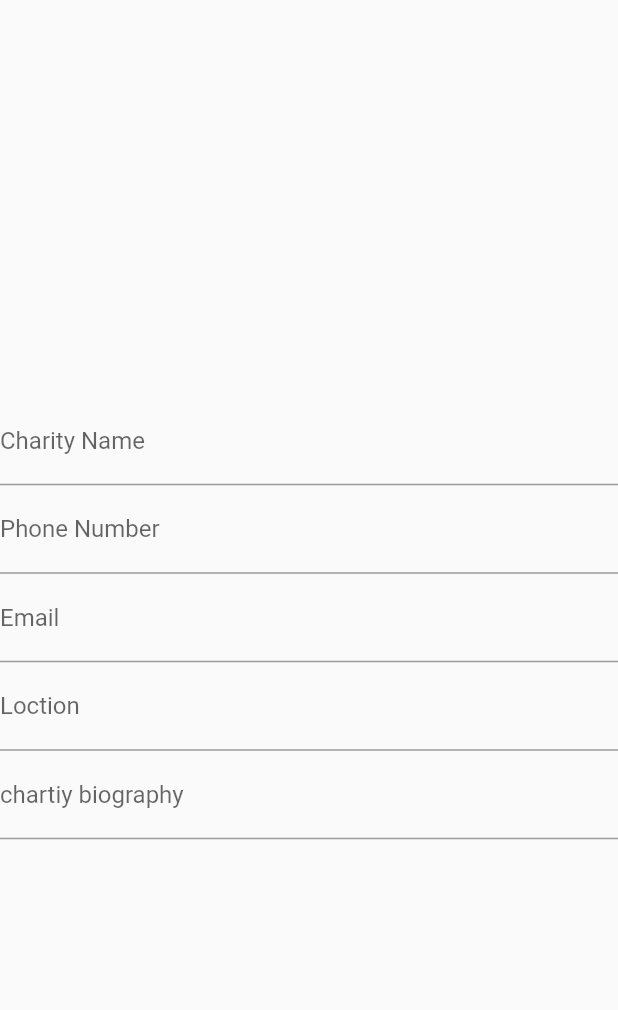
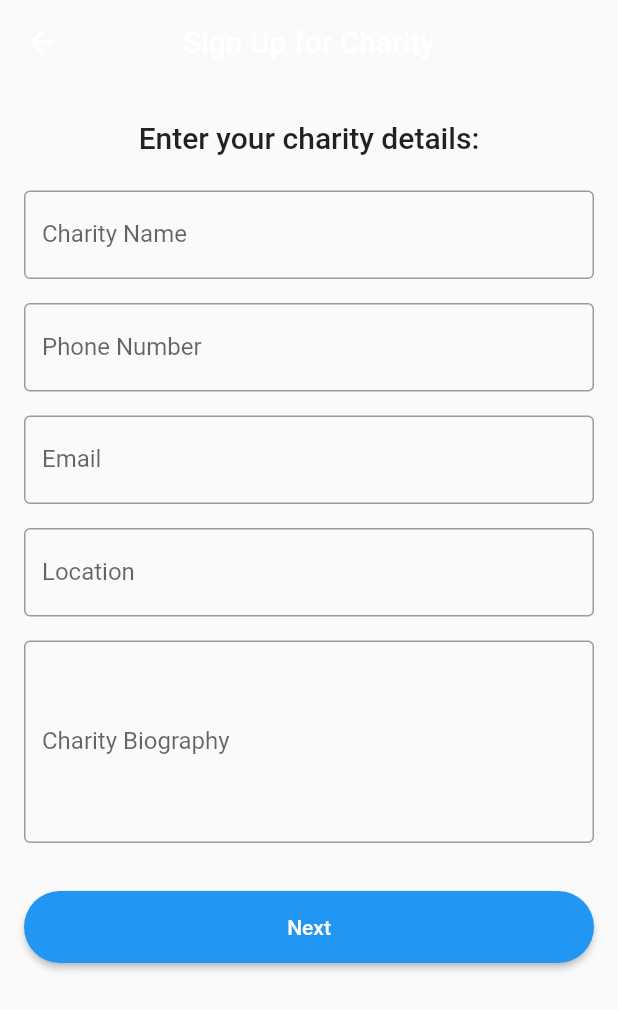
Before and after one commit to abu3athab/amal, a Flutter app: the SignUpChartiy screen opened directly, on a phone screen of 412 x 824 dp. Shown: the top 1010 px of the screen. Run offline on Flutter 3.47's test engine with Material 2 defaults, Android fonts, the phone set to English and light mode, and no system bars; missing offline and left inert: dart:ffi.

Commit message:
finished SingUpCharity.dart

```diff
--- a/lib/sign up/signUpCharity.dart
+++ b/lib/sign up/signUpCharity.dart
@@ -1,31 +1,152 @@
 import 'package:flutter/material.dart';
 
-class SignUpChartiy extends StatelessWidget {
-  const SignUpChartiy({super.key});
+class SignUpChartiy extends StatefulWidget {
+  const SignUpChartiy({Key? key}) : super(key: key);
+
+  @override
+  State<SignUpChartiy> createState() => _SignUpChartiyState();
+}
+
+class _SignUpChartiyState extends State<SignUpChartiy> {
+  final _formKey = GlobalKey<FormState>();
+  final _charityNameController = TextEditingController();
+  final _phoneNumberController = TextEditingController();
+  final _emailController = TextEditingController();
+  final _locationController = TextEditingController();
+  final _bioController = TextEditingController();
+
+  @override
+  void dispose() {
+    _charityNameController.dispose();
+    _phoneNumberController.dispose();
+    _emailController.dispose();
+    _locationController.dispose();
+    _bioController.dispose();
+    super.dispose();
+  }
 
   @override
   Widget build(BuildContext context) {
+    final theme = Theme.of(context);
+    final mediaQuery = MediaQuery.of(context);
+    final height = mediaQuery.size.height;
+    final width = mediaQuery.size.width;
+
     return Scaffold(
-      body: Column(
-        mainAxisAlignment: MainAxisAlignment.center,
-
-        children: const [
-        TextField(
-          decoration: InputDecoration(labelText: 'Charity Name'),
+      appBar: AppBar(
+        title: Text('Sign Up for Charity'),
+        centerTitle: true,
+        backgroundColor: Colors.transparent,
+        elevation: 0,
+      ),
+      body: SingleChildScrollView(
+        child: Container(
+          height: height - AppBar().preferredSize.height - mediaQuery.padding.top,
+          padding: const EdgeInsets.symmetric(horizontal: 16, vertical: 24),
+          child: Form(
+            key: _formKey,
+            child: Column(
+              crossAxisAlignment: CrossAxisAlignment.stretch,
+              children: [
+                Text(
+                  'Enter your charity details:',
+                  style: theme.textTheme.headline6,
+                  textAlign: TextAlign.center,
+                ),
+                const SizedBox(height: 24),
+                TextFormField(
+                  controller: _charityNameController,
+                  decoration: InputDecoration(
+                    labelText: 'Charity Name',
+                    border: OutlineInputBorder(),
+                  ),
+                  validator: (value) {
+                    if (value == null || value.isEmpty) {
+                      return 'Please enter your charity name';
+                    }
+                    return null;
+                  },
+                ),
+                const SizedBox(height: 16),
+                TextFormField(
+                  controller: _phoneNumberController,
+                  decoration: InputDecoration(
+                    labelText: 'Phone Number',
+                    border: OutlineInputBorder(),
+                  ),
+                  validator: (value) {
+                    if (value == null || value.isEmpty) {
+                      return 'Please enter your phone number';
+                    }
+                    return null;
+                  },
+                ),
+                const SizedBox(height: 16),
+                TextFormField(
+                  controller: _emailController,
+                  decoration: InputDecoration(
+                    labelText: 'Email',
+                    border: OutlineInputBorder(),
+                  ),
+                  validator: (value) {
+                    if (value == null || value.isEmpty || !value.contains('@')) {
+                      return 'Please enter a valid email address';
+                    }
+                    return null;
+                  },
+                ),
+                const SizedBox(height: 16),
+                TextFormField(
+                  controller: _locationController,
+                  decoration: InputDecoration(
+                    labelText: 'Location',
+                    border: OutlineInputBorder(),
+                  ),
+                  validator: (value) {
+                    if (value == null || value.isEmpty) {
+                      return 'Please enter your location';
+                    }
+                    return null;
+                  },
+                ),
+                const SizedBox(height: 16),
+                TextFormField(
+                  controller: _bioController,
+                  decoration: InputDecoration(
+                    labelText: 'Charity Biography',
+                    border: OutlineInputBorder(),
+                  ),
+                  maxLines: 5,
+                  validator: (value) {
+                    if (value == null || value.isEmpty) {
+                      return 'Please enter your charity biography';
+                    }
+                    return null;
+                  },
+                ),
+                const SizedBox(height: 32),
+                ElevatedButton(
+              onPressed: () {
+                if (_formKey.currentState?.validate() == true) {
+                  // Save the form data and navigate to the next screen
+                  final charityName = _charityNameController.text;
+                  final phoneNumber = _phoneNumberController.text;
+                  final email = _emailController.text;
+                  final location = _locationController.text;
+                  final bio = _bioController.text;
+                  // TODO: save the data and navigate to the next screen
+                }
+              },
+              child: Text('Next'),
+              style: ElevatedButton.styleFrom(
+                minimumSize: Size(width, 48),
+                shape: RoundedRectangleBorder(borderRadius: BorderRadius.circular(24)),
+                primary: theme.primaryColor,
+              ),
+            ),
+          ],
         ),
-        TextField(
-          decoration: InputDecoration(labelText: 'Phone Number'),
-
-        ),
-        TextField(
-          decoration: InputDecoration(labelText: 'Email'),
-        ),
-        TextField(
-          decoration: InputDecoration(labelText: 'Loction'),
-        ),
-        TextField(decoration: InputDecoration(labelText: 'chartiy biography'),
-        )
-      ]),
-    );
-  }
-}
+      ),
+    ),
+  ),
+);}}
```
